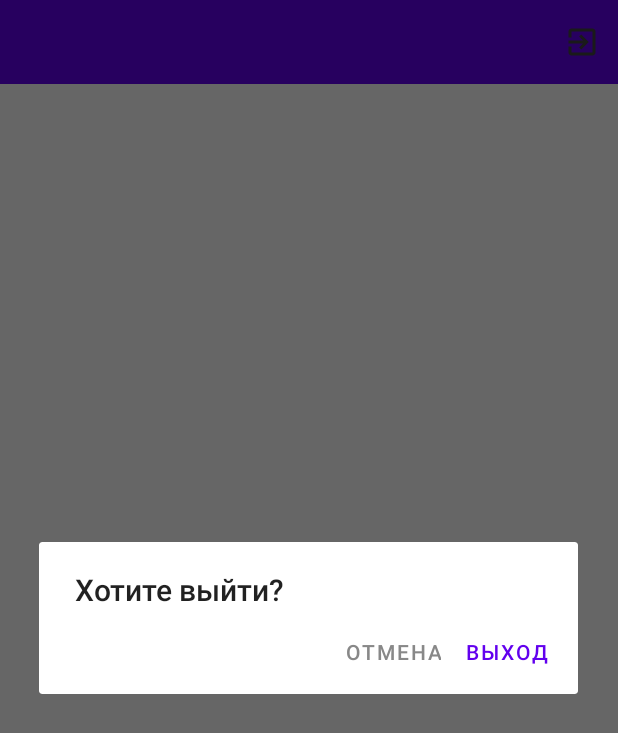
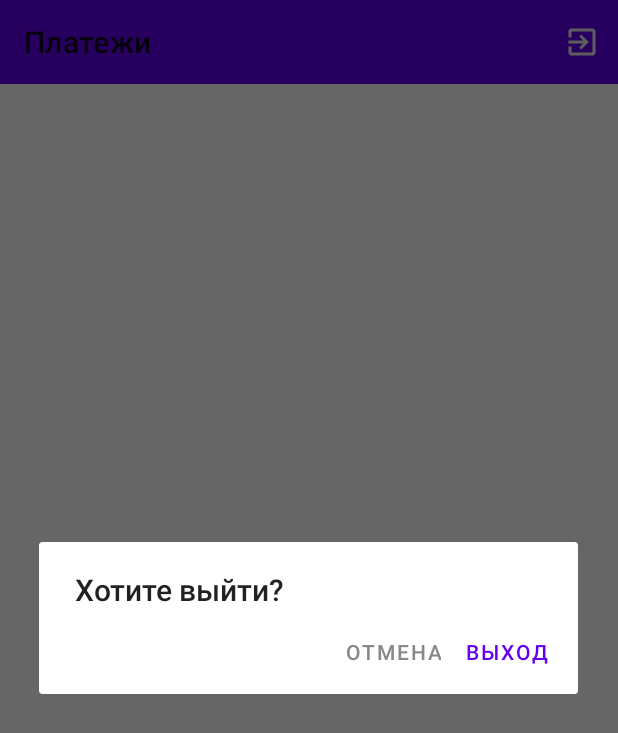
Before and after one commit to Ulan-e/AEONTestApp, an Android app: the fragment PaymentsFragment placed in its activity, after a tap on "Выйти", on a phone screen of 412 x 824 dp. Shown: the top 733 px of the screen. Run offline under Robolectric (Android 15) with nearby library versions, the phone set to English and light mode, and no system bars; our stand-ins replace Dagger/Hilt's generated code; libraries missing offline, so code that uses them is left out: com.chibatching.kotpref; network calls fail.

Commit message:
Реализован тулбар для экрана платежей

```diff
--- a/app/src/main/java/com/ulanapp/aeon/data/actions/APILoginAction.kt
+++ b/app/src/main/java/com/ulanapp/aeon/data/actions/APILoginAction.kt
@@ -1,7 +1,6 @@
 package com.ulanapp.aeon.data.actions
 
 import com.ulanapp.aeon.data.responses.LoginResponse
-
 
 interface APILoginAction {
 
--- a/app/src/main/java/com/ulanapp/aeon/ui/login/LoginFragment.kt
+++ b/app/src/main/java/com/ulanapp/aeon/ui/login/LoginFragment.kt
@@ -83,7 +83,6 @@ class LoginFragment : DaggerFragment() {
         return TextUtils.isEmpty(str)
     }
 
-    // действие после успешного логина
     private fun doSuccessLogin(view: View) {
         loginViewModel.doLogin(login.text.toString(), password.text.toString()).observe(
             viewLifecycleOwner, {
--- a/app/src/main/java/com/ulanapp/aeon/ui/payments/PaymentsFragment.kt
+++ b/app/src/main/java/com/ulanapp/aeon/ui/payments/PaymentsFragment.kt
@@ -60,6 +60,7 @@ class PaymentsFragment : DaggerFragment() {
 
     private fun setToolbarOptions(view: View) {
         val toolbar = view.findViewById<Toolbar>(R.id.paymentsToolbar)
+        toolbar.title = resources.getString(R.string.payments)
         toolbar.inflateMenu(R.menu.exit_menu)
         toolbar.setOnMenuItemClickListener {
             when (it.itemId) {
@@ -69,21 +70,26 @@ class PaymentsFragment : DaggerFragment() {
         }
     }
 
+    // диалог для потверждение выхода
     private fun showLogOutDialog() {
         val alertDialog: AlertDialog.Builder = AlertDialog.Builder(requireActivity())
         alertDialog.setTitle(resources.getString(R.string.want_to_logout))
         alertDialog.setPositiveButton(resources.getString(R.string.exit)) { _, _ ->
+
             clearUserData()
+
             restartApp()
         }
         alertDialog.setNegativeButton(resources.getString(R.string.cancel)) { dialog, _ ->
             dialog.cancel()
         }
+
         val alert = alertDialog.create()
         alert.show()
         alert.getButton(AlertDialog.BUTTON_NEGATIVE).setTextColor(Color.GRAY)
     }
 
+    // очистка пользовательских данных с Preference
     private fun clearUserData() {
         GlobalPref.apply {
             loggedIn = false
@@ -91,13 +97,14 @@ class PaymentsFragment : DaggerFragment() {
         }
     }
 
+    // рестарт приложения
     private fun restartApp() {
         val intent = Intent(requireContext(), MainActivity::class.java)
         requireActivity().startActivity(intent)
         requireActivity().finishAffinity()
     }
 
-    // ставим адаптер
+    // настраиваем адаптер
     private fun setupAdapter(payments: List<PaymentsResponse.PaymentInfo>) {
         adapter.setData(payments)
         rvPayments.adapter = adapter
--- a/app/src/main/res/drawable/ic_exit_to_app_24.xml
+++ b/app/src/main/res/drawable/ic_exit_to_app_24.xml
@@ -1,4 +1,4 @@
-<vector android:height="24dp" android:tint="#404040"
+<vector android:height="24dp" android:tint="#ECEBEB"
     android:viewportHeight="24" android:viewportWidth="24"
     android:width="24dp" xmlns:android="http://schemas.android.com/apk/res/android">
     <path android:fillColor="@android:color/white" android:pathData="M10.09,15.59L11.5,17l5,-5 -5,-5 -1.41,1.41L12.67,11H3v2h9.67l-2.58,2.59zM19,3H5c-1.11,0 -2,0.9 -2,2v4h2V5h14v14H5v-4H3v4c0,1.1 0.89,2 2,2h14c1.1,0 2,-0.9 2,-2V5c0,-1.1 -0.9,-2 -2,-2z"/>
--- a/app/src/main/res/values/strings.xml
+++ b/app/src/main/res/values/strings.xml
@@ -1,6 +1,7 @@
 <resources>
     <string name="app_name">AEON</string>
     <string name="login">Логин</string>
+    <string name="payments">Платежи</string>
     <string name="password">Пароль</string>
     <string name="enter">Войти</string>
 
@@ -13,5 +14,4 @@
     <string name="want_to_logout">Хотите выйти?</string>
     <string name="exit">Выход</string>
     <string name="cancel">Отмена</string>
-
 </resources>
```
